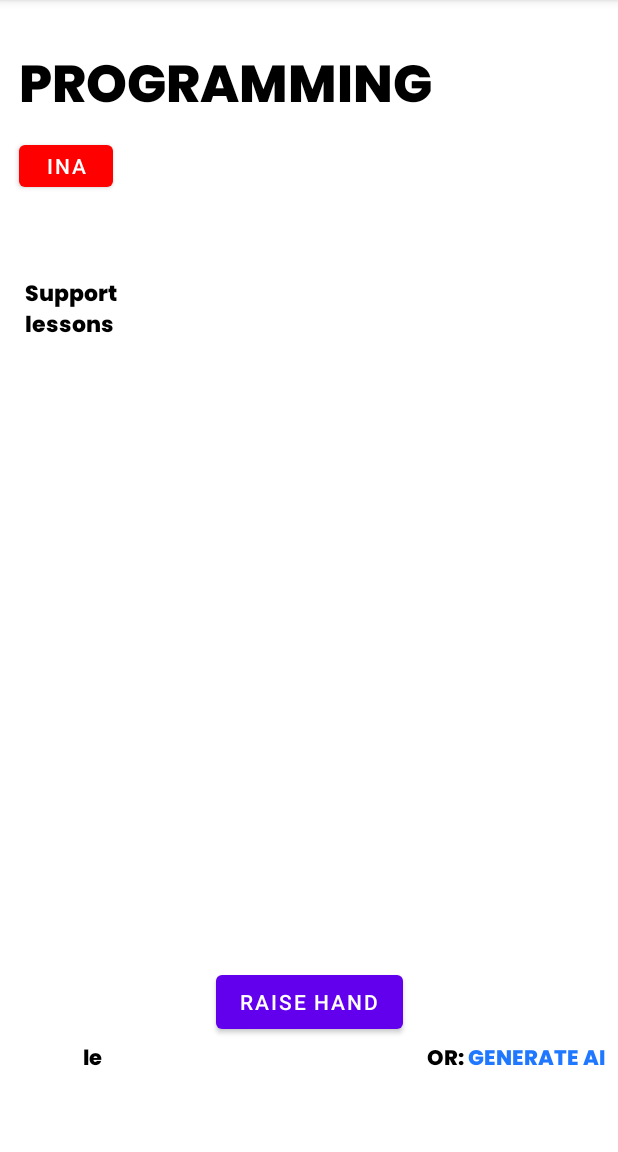
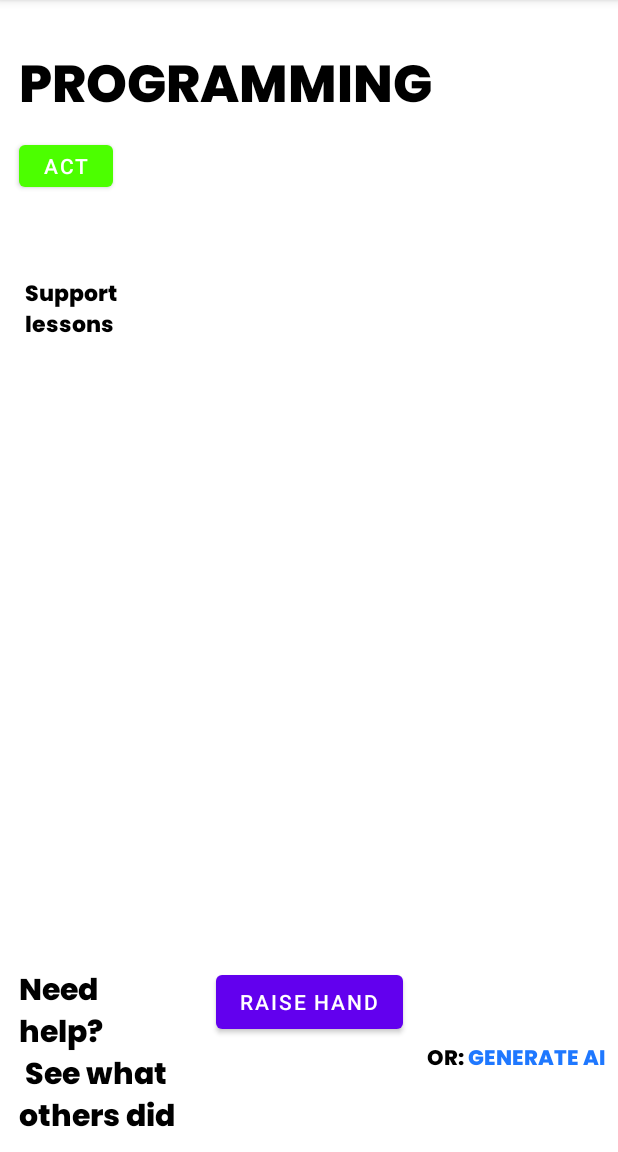
Before and after one commit to ObiItiFuraCodu/pangeea, an Android app: the Hour_info_elev screen opened directly, with no data from a screen before it, on a phone screen of 412 x 824 dp, the part 84-1236 px from its top. Run offline under Robolectric (Android 15) with nearby library versions, the phone set to English and light mode, and no system bars; our stand-ins replace Firebase (no records; nobody signed in at launch, a user with empty details on screens opened directly); 2 statements that could not run were skipped.

Commit message:
Schimbari majore

```diff
--- a/app/src/main/java/com/example/pangeea/backend/HourBackend.java
+++ b/app/src/main/java/com/example/pangeea/backend/HourBackend.java
@@ -379,7 +379,7 @@ public class HourBackend extends DatabaseConnector {
                                         i.putExtra("presence",presence);
                                         context.startActivity(i);
                                     }else{
-                                        if(!presence){
+                                        if(!tools.hour_is_active(Long.parseLong(hour_ms))){
                                             questions.setVisibility(View.INVISIBLE);
 
                                         }else{
--- a/app/src/main/java/com/example/pangeea/hour/Hour_info_elev.java
+++ b/app/src/main/java/com/example/pangeea/hour/Hour_info_elev.java
@@ -8,6 +8,7 @@ import android.widget.Button;
 import com.example.pangeea.backend.DatabaseConnector;
 import com.example.pangeea.R;
 import com.example.pangeea.backend.HourBackend;
+import com.example.pangeea.other.Basic_tools;
 
 public class Hour_info_elev extends AppCompatActivity {
 
@@ -21,16 +22,18 @@ public class Hour_info_elev extends AppCompatActivity {
     protected void onStart() {
         super.onStart();
         Bundle e = getIntent().getExtras();
+        Basic_tools tools = new Basic_tools();
 
         HourBackend connector = new HourBackend(Hour_info_elev.this);
         connector.retrieve_hour_data_elev(e.getString("hour_milis"),findViewById(R.id.lv),findViewById(R.id.raise_hand),e.getBoolean("presence"),findViewById(R.id.ai_button),findViewById(R.id.lesson_net_button));
         Button active_inactive = findViewById(R.id.active_inactive);
-        if(e.getBoolean("presence")){
+        if(tools.hour_is_active(Long.parseLong(e.getString("hour_milis")))){
+
+            active_inactive.setText("inactive");
+            active_inactive.setBackgroundColor(getResources().getColor(R.color.red));
+        }else{
             active_inactive.setText("active");
             active_inactive.setBackgroundColor(getResources().getColor(R.color.green));
-        }else{
-            active_inactive.setText("inactive");
-            active_inactive.setBackgroundColor(getResources().getColor(R.color.red));
         }
     }
 }
--- a/app/src/main/res/layout/activity_hour_info.xml
+++ b/app/src/main/res/layout/activity_hour_info.xml
@@ -68,11 +68,11 @@
 
     <TextView
         android:id="@+id/lesson_net_button"
-        android:layout_width="wrap_content"
-        android:layout_height="wrap_content"
+        android:layout_width="0dp"
+        android:layout_height="0dp"
         android:autoSizeTextType="uniform"
         android:fontFamily="@font/poppins_extrabold"
-        android:text="le"
+        android:text="@string/need_help_n_see_what_others_did"
         android:textColor="@color/black"
         app:layout_constraintBottom_toBottomOf="parent"
         app:layout_constraintEnd_toStartOf="@+id/guideline118"
--- a/app/src/main/res/layout/activity_hour_info_profesor.xml
+++ b/app/src/main/res/layout/activity_hour_info_profesor.xml
@@ -138,7 +138,7 @@
         android:layout_height="0dp"
         android:autoSizeTextType="uniform"
         android:fontFamily="@font/poppins_extrabold"
-        android:text="@string/presence"
+        android:text="@string/raised_hands"
         android:textColor="@color/black"
         app:layout_constraintBottom_toTopOf="@+id/guideline125"
         app:layout_constraintEnd_toStartOf="@+id/guideline129"
@@ -151,7 +151,7 @@
         android:layout_height="0dp"
         android:autoSizeTextType="uniform"
         android:fontFamily="@font/poppins_extrabold"
-        android:text="@string/raised_hands"
+        android:text="@string/presence"
         android:textColor="@color/black"
         app:layout_constraintBottom_toTopOf="@+id/guideline126"
         app:layout_constraintEnd_toStartOf="@+id/guideline129"
```
